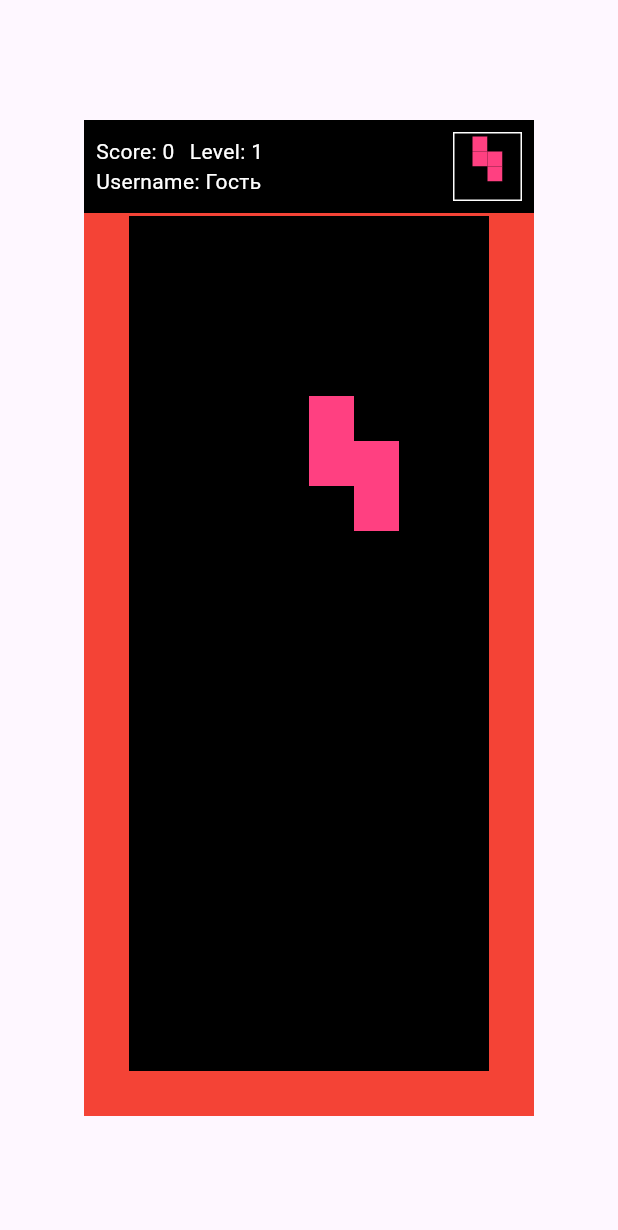
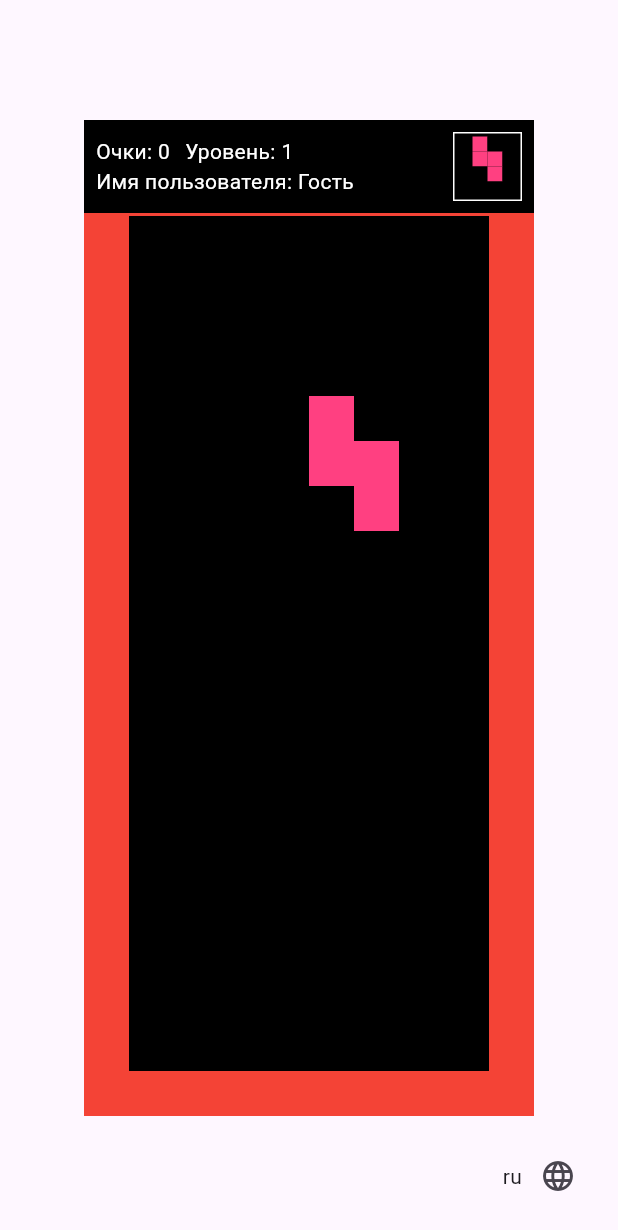
Before and after one commit to NikitaFilippovAleks/tetris_flutter, a Flutter app: the GameScreen screen opened by its route, on a phone screen of 412 x 824 dp. Shown: the top 1230 px of the screen. Run offline on Flutter 3.47's test engine with Material 3 defaults, Android fonts, the phone set to English and light mode, and no system bars; our stand-ins replace drift, drift_flutter, shared_preferences; accounts and stored records are empty; generated files the repository leaves out were written again.

Commit message:
Local on game screen

```diff
--- a/lib/features/game/game_screen.dart
+++ b/lib/features/game/game_screen.dart
@@ -1,4 +1,5 @@
 import 'package:flutter/material.dart';
+import 'package:tetris_flutter/main.dart';
 import 'package:tetris_flutter/models/settings_model.dart';
 
 import 'tetris_game.dart';
@@ -10,12 +11,32 @@ class GameScreen extends StatelessWidget {
   @override
   Widget build(BuildContext context) {
     final settingsModel = SettingsProvider.of(context);
+    final currentLocale = Localizations.localeOf(context).languageCode;
+    final languageCode = currentLocale == 'en' ? 'ru' : 'en';
 
     return Scaffold(
       body: TetrisGame(
         level: settingsModel.level,
         activeBlocks: settingsModel.activeBlocks,
       ),
+      floatingActionButton: Row(
+        mainAxisAlignment: MainAxisAlignment.end,
+        children: [
+          Text(currentLocale),
+          IconButton(
+            onPressed: () {
+              // Ищем ближайший к текущему контексту экземпляр класса
+              // [MyAppState] и вызываем у него метод [setLocale],
+              // чтобы изменить язык.
+              final state = context.findAncestorStateOfType<MyAppState>();
+              if (state != null) {
+                state.setLocale(Locale(languageCode));
+              }
+            },
+            icon: const Icon(Icons.language),
+          ),
+        ],
+      ),
     );
   }
 }
--- a/lib/features/game/tetris_header.dart
+++ b/lib/features/game/tetris_header.dart
@@ -1,5 +1,6 @@
 import 'package:flutter/material.dart';
 import 'package:tetris_flutter/app/utils.dart';
+import 'package:tetris_flutter/l10n/gen/app_localizations.dart';
 
 class TetrisHeader extends StatelessWidget {
   final int score;
@@ -14,6 +15,7 @@ class TetrisHeader extends StatelessWidget {
 
   @override
   Widget build(BuildContext context) {
+    final l10n = AppLocalizations.of(context);
     return Container(
       width: double.infinity,
       decoration: const BoxDecoration(
@@ -31,11 +33,11 @@ class TetrisHeader extends StatelessWidget {
                   spacing: 10,
                   children: [
                     Text(
-                      'Score: $score',
+                      '${l10n.score}: $score',
                       style: const TextStyle(color: Colors.white),
                     ),
                     Text(
-                      'Level: $level',
+                      '${l10n.level}: $level',
                       style: const TextStyle(color: Colors.white),
                     ),
                   ],
@@ -43,7 +45,7 @@ class TetrisHeader extends StatelessWidget {
                 Row(
                   children: [
                     Text(
-                      'Username: ${Utils.getUsername(context)}',
+                      '${l10n.username}: ${Utils.getUsername(context)}',
                       style: const TextStyle(color: Colors.white),
                     ),
                   ],
--- a/lib/l10n/app_ru.arb
+++ b/lib/l10n/app_ru.arb
@@ -13,8 +13,10 @@
   "level": "Уровень",
   "english": "Английский",
   "russian": "Русский",
+  "score": "Очки",
   "startGame": "Начать игру",
   "signOut": "Выйти из аккаунта",
+  "username": "Имя пользователя",
   "yourBestResult": "Ваш лучший результат: {score}",
   "@yourBestResult": {
     "placeholders": {
--- a/lib/l10n/gen/app_localizations.dart
+++ b/lib/l10n/gen/app_localizations.dart
@@ -146,6 +146,12 @@ abstract class AppLocalizations {
   /// **'Russian'**
   String get russian;
 
+  ///
+  ///
+  /// In en, this message translates to:
+  /// **'Score'**
+  String get score;
+
   /// Label for the start game button
   ///
   /// In en, this message translates to:
@@ -157,6 +163,12 @@ abstract class AppLocalizations {
   /// In en, this message translates to:
   /// **'Sign out'**
   String get signOut;
+
+  /// Label for the username
+  ///
+  /// In en, this message translates to:
+  /// **'Username'**
+  String get username;
 
   /// Label for the best result
   ///
--- a/lib/l10n/gen/app_localizations_en.dart
+++ b/lib/l10n/gen/app_localizations_en.dart
@@ -35,12 +35,18 @@ class AppLocalizationsEn extends AppLocalizations {
   String get russian => 'Russian';
 
   @override
+  String get score => 'Score';
+
+  @override
   String get startGame => 'Start game';
 
   @override
   String get signOut => 'Sign out';
 
   @override
+  String get username => 'Username';
+
+  @override
   String yourBestResult(Object score) {
     return 'Your best result: $score';
   }
--- a/lib/l10n/gen/app_localizations_ru.dart
+++ b/lib/l10n/gen/app_localizations_ru.dart
@@ -35,12 +35,18 @@ class AppLocalizationsRu extends AppLocalizations {
   String get russian => 'Русский';
 
   @override
+  String get score => 'Очки';
+
+  @override
   String get startGame => 'Начать игру';
 
   @override
   String get signOut => 'Выйти из аккаунта';
 
   @override
+  String get username => 'Имя пользователя';
+
+  @override
   String yourBestResult(Object score) {
     return 'Ваш лучший результат: $score';
   }
```
Also changed, not shown: lib/l10n/app_en.arb (+8 -0 lines).
